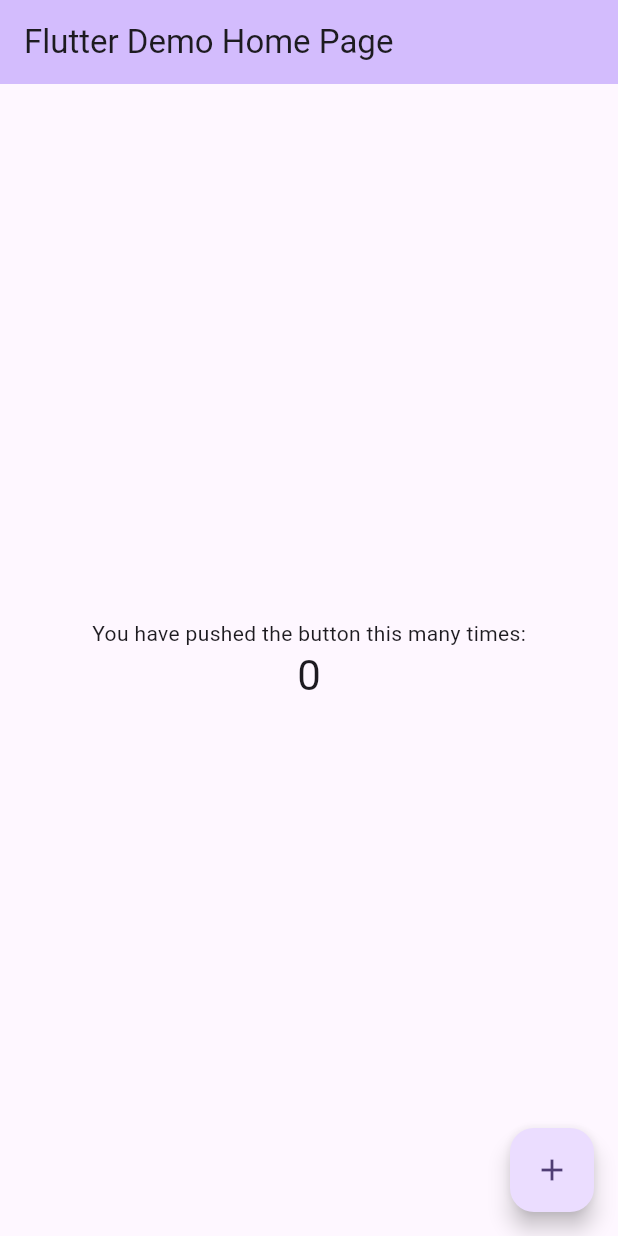
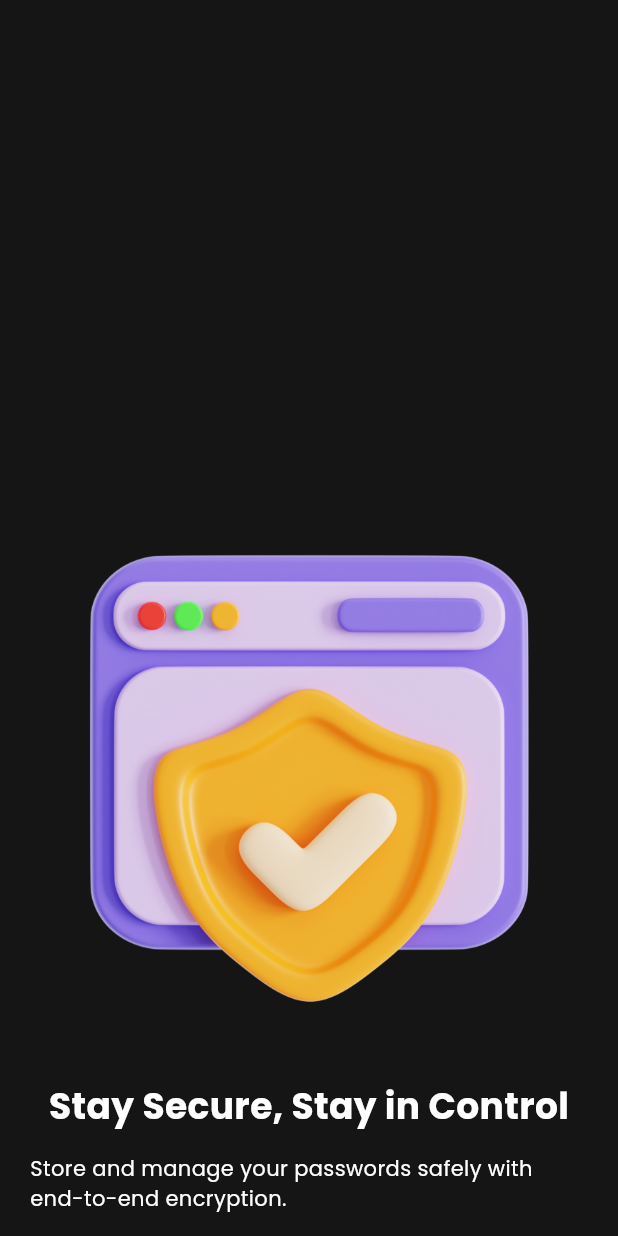
Before and after one commit to kaiumallimon/shieldx, a Flutter app: the screen it shows after launch, on a phone screen of 412 x 824 dp. Run offline on Flutter 3.47's test engine with Material 3 defaults, Android fonts, the phone set to English and light mode, and no system bars; our stand-ins replace get, loading_animation_widget.

Commit message:
Add initial app structure with splash and onboarding pages, theming, and system UI color management

```diff
--- a/lib/app/_app.dart
+++ b/lib/app/_app.dart
@@ -0,0 +1,21 @@
+import 'package:flutter/material.dart';
+import 'package:get/get.dart';
+import 'package:shieldx/app/core/bindings/_app_bindings.dart';
+import 'package:shieldx/app/core/routes/_app_routes.dart';
+import 'package:shieldx/app/core/theme/_theme.dart';
+
+class MyApp extends StatelessWidget {
+  const MyApp({super.key});
+
+  @override
+  Widget build(BuildContext context) {
+    return GetMaterialApp(
+      title: 'Flutter Demo',
+      debugShowCheckedModeBanner: false,
+      theme: AppTheme().dark,
+      initialBinding: AppBindings(),
+      initialRoute: '/',
+      getPages: appRoutes,
+    );
+  }
+}
--- /dev/null
+++ b/lib/app/core/bindings/_app_bindings.dart
@@ -0,0 +1,11 @@
+import 'package:get/get.dart';
+
+import '../../modules/splash/controller/_splash_controller.dart';
+
+class AppBindings extends Bindings {
+  @override
+  void dependencies() {
+    // Controllers
+    Get.lazyPut(() => SplashController());
+  }
+}
--- a/lib/app/core/constants/_colors.dart
+++ b/lib/app/core/constants/_colors.dart
@@ -7,10 +7,9 @@ class AppColors {
   static const Color secondary = Color(0xFFf68712);
   static const Color darkSecondary = CupertinoColors.activeBlue;
   static const Color surface = Colors.white;
-  static const Color darkSurface = Color.fromARGB(255, 27, 27, 27);
+  static const Color darkSurface = Color.fromARGB(255, 21, 21, 21);
   static const Color error = Color(0xFFff2c2c);
   static const Color success = Color(0xFF5cb85c);
-
 
   static const Color onPrimary = Colors.white;
   static const Color onSecondary = Colors.black;
--- /dev/null
+++ b/lib/app/core/constants/_strings.dart
@@ -0,0 +1,18 @@
+class AppStrings {
+  static const String appName = 'ShieldX';
+  static const String onboardingTitle1 = 'Stay Secure, Stay in Control';
+  static const String onboardingTitle2 = 'Access Anytime, Anywhere';
+  static const String onboardingTitle3 = 'Your Passwords, Your Control';
+
+  static const String onboardingSubTitle1 =
+      'Store and manage your passwords safely with end-to-end encryption.';
+  static const String onboardingSubTitle2 =
+      'ync your passwords across all your devices effortlessly.';
+  static const String onboardingSubTitle3 =
+      'Easily organize and access your credentials whenever you need them.';
+
+  static const String login = 'Login';
+  static const String register = 'Register';
+  static const String next = 'Next';
+  static const String skip = 'Skip to Login';
+}
--- /dev/null
+++ b/lib/app/core/routes/_app_routes.dart
@@ -0,0 +1,9 @@
+import 'package:get/get.dart';
+
+import '../../modules/onboard/view/pages/_onboard_page.dart';
+import '../../modules/splash/view/pages/_splash_page.dart';
+
+List<GetPage> appRoutes = [
+  GetPage(name: '/', page: () => const SplashPage()),
+  GetPage(name: '/onboard', page: () => const OnboardPage()),
+];
--- /dev/null
+++ b/lib/app/core/theme/_styles.dart
@@ -0,0 +1,8 @@
+import 'package:flutter/material.dart';
+
+class AppStyles{
+  static const TextStyle titleStyle = TextStyle(
+    fontSize: 24,
+    fontWeight: FontWeight.w700,
+  );
+}
--- a/lib/app/core/theme/_theme.dart
+++ b/lib/app/core/theme/_theme.dart
@@ -3,6 +3,8 @@ import 'package:shieldx/app/core/constants/_colors.dart';
 
 class AppTheme {
   ThemeData light = ThemeData(
+      fontFamily: 'Poppins',
+      useMaterial3: true,
       colorScheme: ColorScheme(
           brightness: Brightness.dark,
           primary: AppColors.primary,
@@ -13,4 +15,18 @@ class AppTheme {
           onError: AppColors.onError,
           surface: AppColors.surface,
           onSurface: AppColors.onSurface));
+
+  ThemeData dark = ThemeData(
+      fontFamily: 'Poppins',
+      useMaterial3: true,
+      colorScheme: ColorScheme(
+          brightness: Brightness.light,
+          primary: AppColors.darkPrimary,
+          onPrimary: AppColors.onDarkPrimary,
+          secondary: AppColors.darkSecondary,
+          onSecondary: AppColors.onDarkSecondary,
+          error: AppColors.error,
+          onError: AppColors.onError,
+          surface: AppColors.darkSurface,
+          onSurface: AppColors.onDarkSurface));
 }
--- /dev/null
+++ b/lib/app/modules/onboard/view/pages/_onboard_page.dart
@@ -0,0 +1,49 @@
+import 'package:flutter/material.dart';
+import 'package:shieldx/app/core/constants/_assets.dart';
+import 'package:shieldx/app/core/constants/_strings.dart';
+import 'package:shieldx/app/core/theme/_styles.dart';
+
+import '../../../../core/utils/_system_bar_colors.dart';
+
+class OnboardPage extends StatelessWidget {
+  const OnboardPage({super.key});
+
+  @override
+  Widget build(BuildContext context) {
+    // get theme
+    final theme = Theme.of(context).colorScheme;
+
+    // set status bar color and navigation bar color
+    setUiColors(theme);
+
+    // get screen size
+    final size = MediaQuery.of(context).size;
+
+    return Scaffold(
+      body: SafeArea(
+        child: Padding(
+          padding: const EdgeInsets.symmetric(horizontal: 20, vertical: 15),
+          child: Column(
+            mainAxisAlignment: MainAxisAlignment.end,
+            spacing: 15,
+            children: [
+              // onboard image
+              Image.asset(AppAssets.onboarding1),
+
+              // onboard title
+              Text(
+                AppStrings.onboardingTitle1,
+                style: AppStyles.titleStyle.copyWith(color: theme.onSurface),
+              ),
+
+              // onboard description
+              Text(AppStrings.onboardingSubTitle1),
+
+              // button row
+            ],
+          ),
+        ),
+      ),
+    );
+  }
+}
--- a/lib/main.dart
+++ b/lib/main.dart
@@ -1,125 +1,7 @@
 import 'package:flutter/material.dart';
+
+import 'app/_app.dart';
 
 void main() {
   runApp(const MyApp());
 }
-
-class MyApp extends StatelessWidget {
-  const MyApp({super.key});
-
-  // This widget is the root of your application.
-  @override
-  Widget build(BuildContext context) {
-    return MaterialApp(
-      title: 'Flutter Demo',
-      theme: ThemeData(
-        // This is the theme of your application.
-        //
-        // TRY THIS: Try running your application with "flutter run". You'll see
-        // the application has a purple toolbar. Then, without quitting the app,
-        // try changing the seedColor in the colorScheme below to Colors.green
-        // and then invoke "hot reload" (save your changes or press the "hot
-        // reload" button in a Flutter-supported IDE, or press "r" if you used
-        // the command line to start the app).
-        //
-        // Notice that the counter didn't reset back to zero; the application
-        // state is not lost during the reload. To reset the state, use hot
-        // restart instead.
-        //
-        // This works for code too, not just values: Most code changes can be
-        // tested with just a hot reload.
-        colorScheme: ColorScheme.fromSeed(seedColor: Colors.deepPurple),
-        useMaterial3: true,
-      ),
-      home: const MyHomePage(title: 'Flutter Demo Home Page'),
-    );
-  }
-}
-
-class MyHomePage extends StatefulWidget {
-  const MyHomePage({super.key, required this.title});
-
-  // This widget is the home page of your application. It is stateful, meaning
-  // that it has a State object (defined below) that contains fields that affect
-  // how it looks.
-
-  // This class is the configuration for the state. It holds the values (in this
-  // case the title) provided by the parent (in this case the App widget) and
-  // used by the build method of the State. Fields in a Widget subclass are
-  // always marked "final".
-
-  final String title;
-
-  @override
-  State<MyHomePage> createState() => _MyHomePageState();
-}
-
-class _MyHomePageState extends State<MyHomePage> {
-  int _counter = 0;
-
-  void _incrementCounter() {
-    setState(() {
-      // This call to setState tells the Flutter framework that something has
-      // changed in this State, which causes it to rerun the build method below
-      // so that the display can reflect the updated values. If we changed
-      // _counter without calling setState(), then the build method would not be
-      // called again, and so nothing would appear to happen.
-      _counter++;
-    });
-  }
-
-  @override
-  Widget build(BuildContext context) {
-    // This method is rerun every time setState is called, for instance as done
-    // by the _incrementCounter method above.
-    //
-    // The Flutter framework has been optimized to make rerunning build methods
-    // fast, so that you can just rebuild anything that needs updating rather
-    // than having to individually change instances of widgets.
-    return Scaffold(
-      appBar: AppBar(
-        // TRY THIS: Try changing the color here to a specific color (to
-        // Colors.amber, perhaps?) and trigger a hot reload to see the AppBar
-        // change color while the other colors stay the same.
-        backgroundColor: Theme.of(context).colorScheme.inversePrimary,
-        // Here we take the value from the MyHomePage object that was created by
-        // the App.build method, and use it to set our appbar title.
-        title: Text(widget.title),
-      ),
-      body: Center(
-        // Center is a layout widget. It takes a single child and positions it
-        // in the middle of the parent.
-        child: Column(
-          // Column is also a layout widget. It takes a list of children and
-          // arranges them vertically. By default, it sizes itself to fit its
-          // children horizontally, and tries to be as tall as its parent.
-          //
-          // Column has various properties to control how it sizes itself and
-          // how it positions its children. Here we use mainAxisAlignment to
-          // center the children vertically; the main axis here is the vertical
-          // axis because Columns are vertical (the cross axis would be
-          // horizontal).
-          //
-          // TRY THIS: Invoke "debug painting" (choose the "Toggle Debug Paint"
-          // action in the IDE, or press "p" in the console), to see the
-          // wireframe for each widget.
-          mainAxisAlignment: MainAxisAlignment.center,
-          children: <Widget>[
-            const Text(
-              'You have pushed the button this many times:',
-            ),
-            Text(
-              '$_counter',
-              style: Theme.of(context).textTheme.headlineMedium,
-            ),
-          ],
-        ),
-      ),
-      floatingActionButton: FloatingActionButton(
-        onPressed: _incrementCounter,
-        tooltip: 'Increment',
-        child: const Icon(Icons.add),
-      ), // This trailing comma makes auto-formatting nicer for build methods.
-    );
-  }
-}
```
Also changed, not shown: lib/app/core/utils/_system_bar_colors.dart (added, +12 -0 lines), lib/app/modules/splash/view/pages/_splash_page.dart (added, +41 -0 lines).
